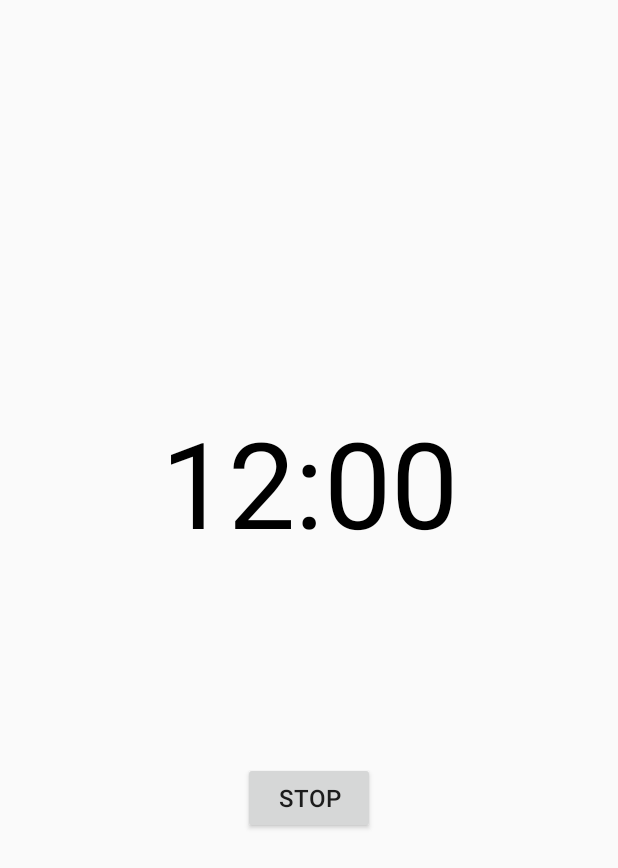
After one commit to cool1726/alarmapp12, an Android app: the layout alarm_ringing.xml on its own in the app's theme, with its tools: preview values and no code run, on a phone screen of 412 x 824 dp. The commit adds this screen. Shown: the top 868 px of the screen. Run offline under Robolectric (Android 15) with nearby library versions, the phone set to English and light mode, and no system bars.

Commit message:
알람 울릴 때의 화면 xml 구성

```diff
--- a/app/src/main/AndroidManifest.xml
+++ b/app/src/main/AndroidManifest.xml
@@ -4,6 +4,7 @@
 
     <uses-permission android:name="android.permission.WAKE_LOCK" />
     <uses-permission android:name="android.permission.VIBRATE" />
+    <uses-permission android:name="android.permission.WAKE_LOCK"/>
 
     <application
         android:allowBackup="true"
--- a/app/src/main/java/org/siwonlee/alarmapp12/Alarm_Receiver.kt
+++ b/app/src/main/java/org/siwonlee/alarmapp12/Alarm_Receiver.kt
@@ -3,12 +3,21 @@ package org.siwonlee.alarmapp12
 import android.content.Intent
 import android.content.BroadcastReceiver
 import android.content.Context
+import android.content.Context.POWER_SERVICE
 import android.os.Build
+import androidx.core.content.ContextCompat.getSystemService
+import android.os.PowerManager
+import androidx.core.content.ContextCompat.getSystemService
+import android.net.ConnectivityManager
+import androidx.core.content.ContextCompat.getSystemService
+
+
 
 
 class Alarm_Receiver : BroadcastReceiver() {
 
     override fun onReceive(context: Context, intent: Intent) {
+
         // intent로부터 전달받은 Boolean
         val trig = intent.extras!!.getBoolean("state")
 
@@ -22,5 +31,32 @@ class Alarm_Receiver : BroadcastReceiver() {
         if (Build.VERSION.SDK_INT >= 26)
             context.startForegroundService(serviceIntent)
         else context.startService(serviceIntent)
+
+
+        /* WakeLock: 화면 꺼진 상태에서 알람 울리면 화면 켜지게 하기 >> 아직 진행중
+        // 시스템에서 powermanager 받아옴
+        val wakeLock: PowerManager.WakeLock
+
+        val powerManager = context.getSystemService(Context.POWER_SERVICE) as PowerManager
+        var isScreenOn : Boolean = powerManager.isScreenOn()
+
+        if(!isScreenOn) {
+            val wl = powerManager.newWakeLock(PowerManager.FULL_WAKE_LOCK or PowerManager.ACQUIRE_CAUSES_WAKEUP or PowerManager.ON_AFTER_RELEASE, "MyWakeLock")
+            wl.acquire(10000)
+            val wl_cpu = powerManager.newWakeLock(PowerManager.PARTIAL_WAKE_LOCK, "MyCpuLock")
+            wl_cpu.acquire(10000)
+        }
+
+        //val pm = context.getSystemService(Context.POWER_SERVICE) as PowerManager
+
+        // 객체의 제어레벨을 설정함
+        var sCpuWakeLock: PowerManager.WakeLock? =
+            pm.newWakeLock(PowerManager.ACQUIRE_CAUSES_WAKEUP or
+            PowerManager.ON_AFTER_RELEASE, "app:alarm")
+
+        // acquire로 앱을 깨워 cpu를 획득한다.
+        sCpuWakeLock.acquire()
+        val manager = context.getSystemService(Context.CONNECTIVITY_SERVICE) as ConnectivityManager
+*/
     }
 }
--- a/app/src/main/java/org/siwonlee/alarmapp12/Alarm_Service.kt
+++ b/app/src/main/java/org/siwonlee/alarmapp12/Alarm_Service.kt
@@ -9,9 +9,14 @@ import android.os.VibrationEffect
 import android.os.Vibrator
 import android.widget.Toast
 import android.media.RingtoneManager
-import android.media.Ringtone
+import android.os.PowerManager
+import android.view.WindowManager
 import androidx.core.content.ContextCompat.getSystemService
 import android.icu.lang.UCharacter.GraphemeClusterBreak.T
+
+
+
+
 
 class Alarm_Service : Service() {
     override fun onBind(intent: Intent): IBinder? {
@@ -19,6 +24,7 @@ class Alarm_Service : Service() {
     }
 
     override fun onStartCommand(intent: Intent, flags: Int, startId: Int): Int {
+
         //알람이 작동함을 알리는 Toast를 출력
         Toast.makeText(this, "Alarm ringing", Toast.LENGTH_LONG).show()
 
@@ -36,7 +42,18 @@ class Alarm_Service : Service() {
         ringtone.play()
 
         return START_NOT_STICKY
+
+
     }
+
+        /* WakeLock: 화면 꺼진 상태에서 알람 울리면 화면 켜지게 하기 >> 아직 진행중
+        val pm = getSystemService(Context.POWER_SERVICE) as PowerManager
+        val wakeLock = pm.newWakeLock(
+            PowerManager.SCREEN_DIM_WAKE_LOCK or PowerManager.ACQUIRE_CAUSES_WAKEUP,
+            "waketag")
+        wakeLock.acquire(3000)
+        */
+
 
     //이하 작동하지 않아 버린 코드
 /*
--- a/app/src/main/res/layout/activity_main.xml
+++ b/app/src/main/res/layout/activity_main.xml
@@ -7,7 +7,7 @@
     android:layout_height="match_parent"
     tools:context=".MainActivity">
 
-    y<LinearLayout
+    <LinearLayout
         android:layout_width="match_parent"
         android:layout_height="match_parent"
         android:gravity="center"
--- /dev/null
+++ b/app/src/main/res/layout/alarm_ringing.xml
@@ -0,0 +1,60 @@
+<?xml version="1.0" encoding="utf-8"?>
+<androidx.constraintlayout.widget.ConstraintLayout
+    xmlns:android="http://schemas.android.com/apk/res/android"
+    xmlns:tools="http://schemas.android.com/tools"
+    xmlns:app="http://schemas.android.com/apk/res-auto"
+    android:layout_width="match_parent"
+    android:layout_height="match_parent">
+
+    <TextView
+        android:id="@+id/time_now"
+        android:layout_width="wrap_content"
+        android:layout_height="wrap_content"
+        android:gravity="center"
+        android:text="12:00"
+        android:textColor="#000000"
+        android:textSize="80dp"
+        app:layout_constraintBottom_toTopOf="@+id/bt_alarmoff"
+        app:layout_constraintEnd_toEndOf="parent"
+        app:layout_constraintLeft_toLeftOf="parent"
+        app:layout_constraintRight_toRightOf="parent"
+        app:layout_constraintStart_toStartOf="parent"
+        app:layout_constraintTop_toBottomOf="@id/space_up" />
+
+    <Button
+        android:id="@+id/bt_alarmoff"
+        android:layout_width="wrap_content"
+        android:layout_height="wrap_content"
+        android:text="Stop"
+        android:textSize="16sp"
+        app:layout_constraintBottom_toTopOf="@id/space_bottom"
+        app:layout_constraintEnd_toEndOf="parent"
+        app:layout_constraintLeft_toLeftOf="parent"
+        app:layout_constraintRight_toRightOf="parent"
+        app:layout_constraintStart_toStartOf="parent"
+        app:layout_constraintTop_toBottomOf="@+id/time_now" />
+
+    <Space
+        android:id="@+id/space_up"
+        android:layout_width="wrap_content"
+        android:layout_height="wrap_content"
+        app:layout_constraintBottom_toTopOf="@+id/time_now"
+        app:layout_constraintEnd_toEndOf="parent"
+        app:layout_constraintLeft_toLeftOf="parent"
+        app:layout_constraintRight_toRightOf="parent"
+        app:layout_constraintStart_toStartOf="parent"
+        app:layout_constraintTop_toTopOf="parent" />
+
+    <Space
+        android:id="@+id/space_bottom"
+        android:layout_width="wrap_content"
+        android:layout_height="wrap_content"
+        app:layout_constraintBottom_toBottomOf="parent"
+        app:layout_constraintEnd_toEndOf="parent"
+        app:layout_constraintHorizontal_bias="0.5"
+        app:layout_constraintLeft_toLeftOf="parent"
+        app:layout_constraintRight_toRightOf="parent"
+        app:layout_constraintStart_toStartOf="parent"
+        app:layout_constraintTop_toBottomOf="@+id/bt_alarmoff" />
+
+</androidx.constraintlayout.widget.ConstraintLayout>
```
